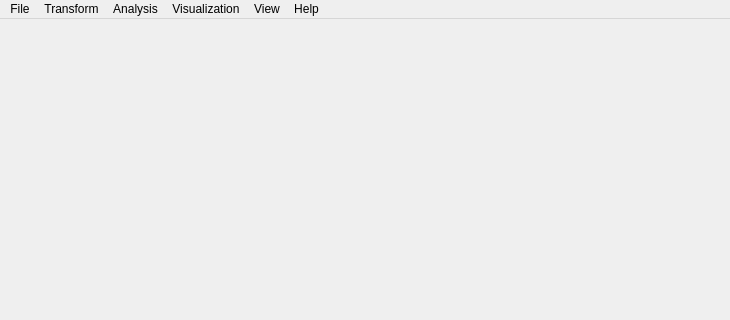
Old version of the form HDPS/ui/MainWindow.ui in the repository ManiVaultStudio/core; both pictures show x 0 to 730 and y 0 to 320 of the 730 by 623 pixel window.
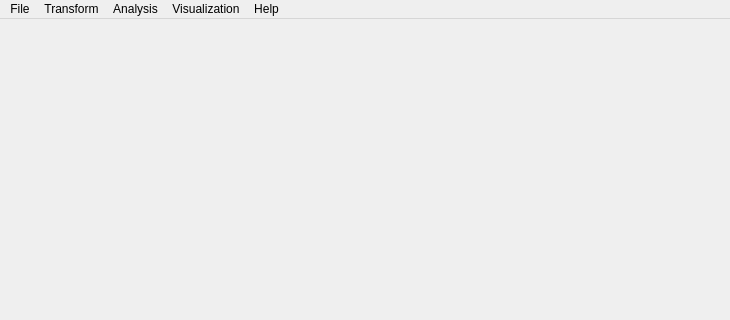
New version of the form.

Commit message: Remove view menu from core, now in visualization menu

Diff of the .ui file:
```diff
--- a/HDPS/ui/MainWindow.ui
+++ b/HDPS/ui/MainWindow.ui
@@ -45,11 +45,6 @@
      <string>Visualization</string>
     </property>
    </widget>
-   <widget class="QMenu" name="menuView">
-    <property name="title">
-     <string>View</string>
-    </property>
-   </widget>
    <widget class="QMenu" name="menuHelp">
     <property name="title">
      <string>Help</string>
@@ -59,7 +54,6 @@
    <addaction name="menuTransformation"/>
    <addaction name="menuAnalysis"/>
    <addaction name="menuVisualization"/>
-   <addaction name="menuView"/>
    <addaction name="menuHelp"/>
   </widget>
  </widget>
```
The commit also changes 1 other file.
